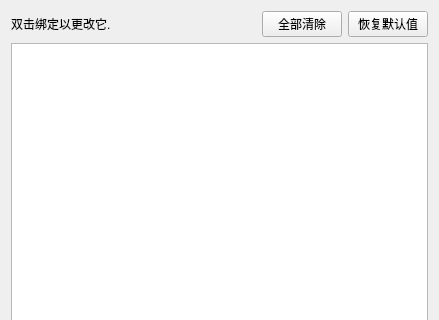
First picture: the form in src/yuzu/configuration/configure_hotkeys.ui, repository formylover/yuzu-early-access, before the edit; both pictures show x 0 to 439 and y 0 to 320 of the 439 by 510 pixel window.
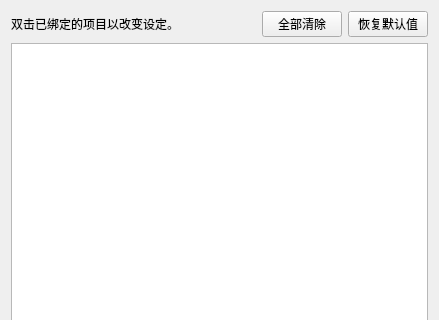
Second picture: the form after the edit.

```diff
--- a/src/yuzu/configuration/configure_hotkeys.ui
+++ b/src/yuzu/configuration/configure_hotkeys.ui
@@ -19,7 +19,7 @@
      <item>
       <widget class="QLabel" name="label_2">
        <property name="text">
-        <string>双击绑定以更改它.</string>
+        <string>双击已绑定的项目以改变设定。</string>
        </property>
       </widget>
      </item>
```
